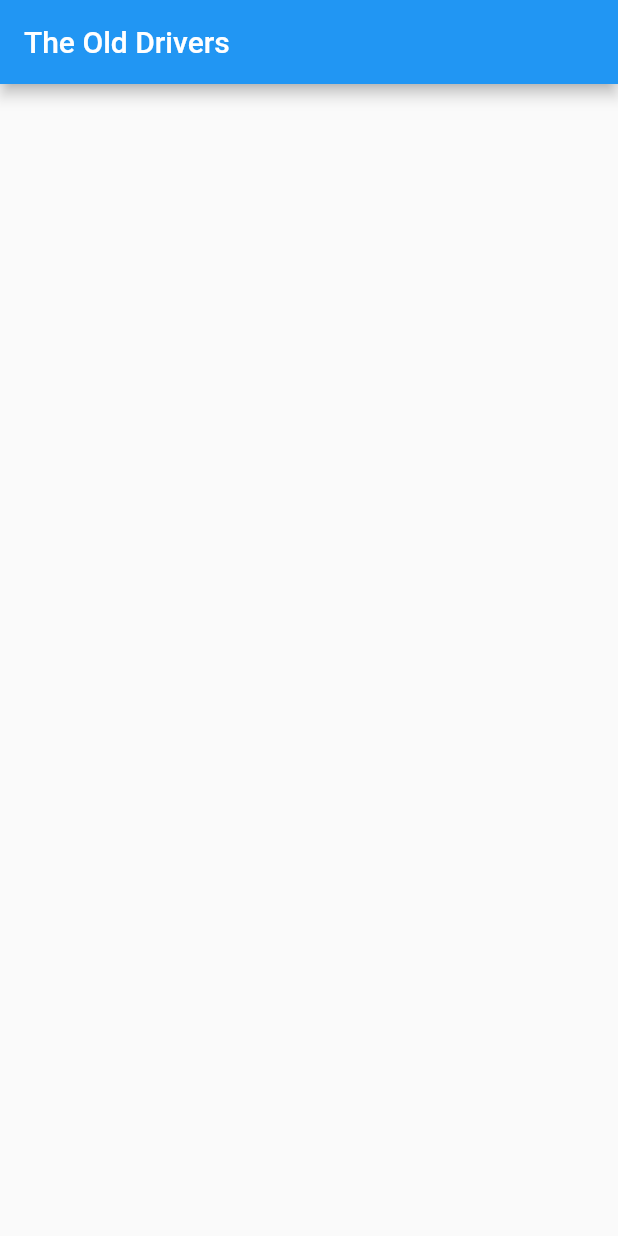
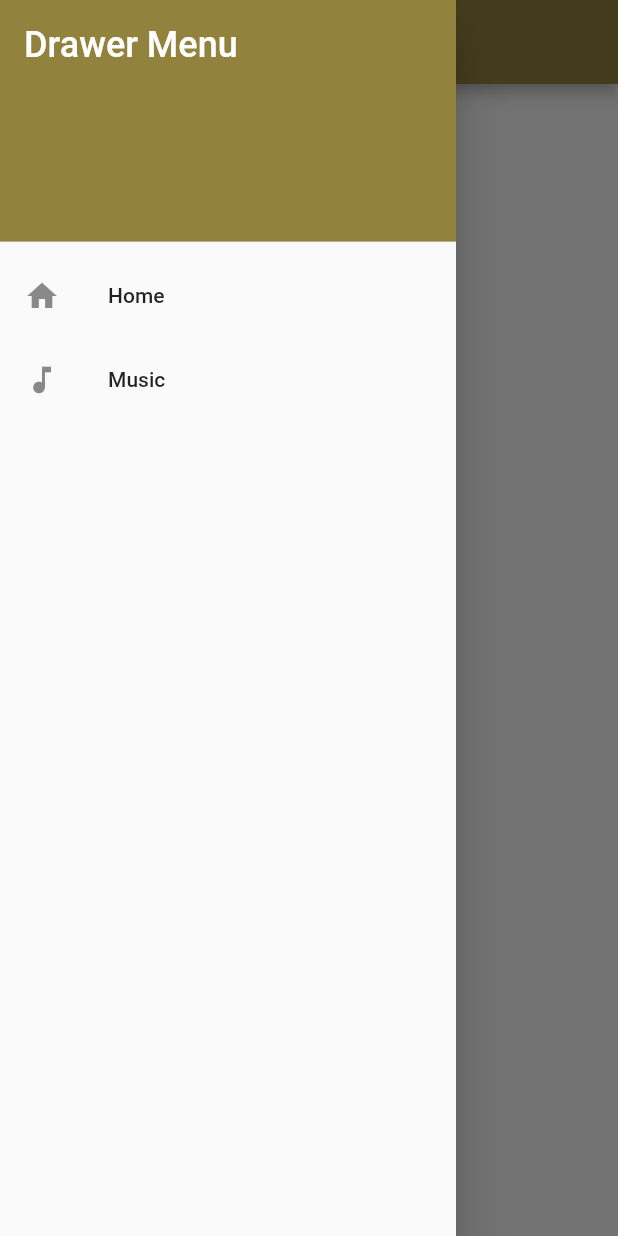
Before and after one commit to AaronRaygoza/TheOldDriversApp, a Flutter app: the screen it shows after launch, with the side drawer open (before the commit the screen has no drawer), on a phone screen of 412 x 824 dp. Run offline on Flutter 3.47's test engine with Material 2 defaults, Android fonts, the light colour scheme and no system bars.

Commit message:
Navegacion entre pantallas

```diff
--- a/lib/main.dart
+++ b/lib/main.dart
@@ -1,5 +1,6 @@
 import 'package:flutter/material.dart';
 import 'package:prueba_2/page/home.dart';
+import 'package:prueba_2/page/music.dart';
 
 void main() {
   runApp(const MyApp());
@@ -12,10 +13,13 @@ class MyApp extends StatelessWidget {
   @override
   Widget build(BuildContext context) {
     return MaterialApp(
-      title: 'The Old Drivers',
-      debugShowCheckedModeBanner: false,
-      theme: ThemeData(),
-      home: const Home(),
-    );
+        title: 'The Old Drivers',
+        debugShowCheckedModeBanner: false,
+        theme: ThemeData(),
+        initialRoute: '/',
+        routes: {
+          '/': (context) => const Home(),
+          '/musica': (context) => const MusicTOD()
+        });
   }
 }
--- /dev/null
+++ b/lib/navigation/drawer.dart
@@ -0,0 +1,39 @@
+import 'package:flutter/material.dart';
+
+class DrawerTOD extends StatelessWidget {
+  const DrawerTOD({super.key});
+
+  @override
+  Widget build(BuildContext context) {
+    return Drawer(
+      child: ListView(
+        children: [
+          const DrawerHeader(
+            decoration: BoxDecoration(color: Color.fromARGB(255, 145, 130, 61)),
+            child: Text(
+                style: TextStyle(color: Colors.white, fontSize: 24),
+                'Drawer Menu'),
+          ),
+          ListTile(
+            title: const Text('Home'),
+            leading: const Icon(Icons.home),
+            onTap: () {
+              Navigator.pop(context);
+              Navigator.pushNamed(context, '/');
+
+            },
+          ),
+          ListTile(
+            title: const Text('Music'),
+            leading: const Icon(Icons.music_note),
+            onTap: () {
+              Navigator.pop(context);
+              Navigator.pushNamed(context, '/musica');
+
+            },
+          )
+        ],
+      ),
+    );
+  }
+}
--- a/lib/page/home.dart
+++ b/lib/page/home.dart
@@ -1,4 +1,5 @@
 import 'package:flutter/material.dart';
+import 'package:prueba_2/navigation/drawer.dart';
 
 class Home extends StatefulWidget {
   const Home({super.key});
@@ -10,6 +11,11 @@ class Home extends StatefulWidget {
 class _HomeState extends State<Home> {
   @override
   Widget build(BuildContext context) {
-    return  Scaffold(appBar:AppBar (title: const Text('The Old Drivers')));
+    return Scaffold(
+        appBar: AppBar(
+            title: const Text('The Old Drivers'),
+            centerTitle: true,
+            backgroundColor: const Color.fromARGB(255, 145, 130, 61)),
+            drawer: const DrawerTOD(),);
   }
 }
```
Also changed, not shown: lib/page/music.dart (+18 -0 lines).
